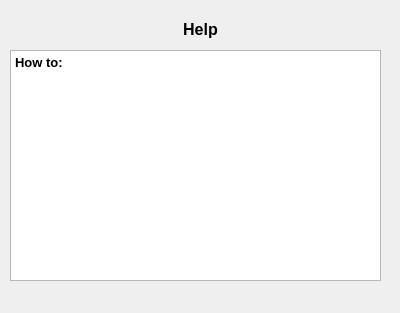
The window that src/application/manwindow.ui (mvan/4985Final) describes before a commit, drawn with Qt 5.
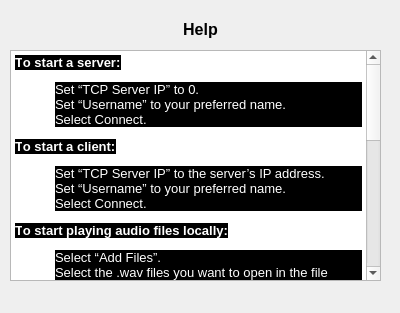
The same window after the commit. Icons and pictures are not drawn.

Commit message: added manual to man window

The edit to the form file:
```diff
--- a/src/application/manwindow.ui
+++ b/src/application/manwindow.ui
@@ -48,7 +48,35 @@
 &lt;html&gt;&lt;head&gt;&lt;meta name=&quot;qrichtext&quot; content=&quot;1&quot; /&gt;&lt;style type=&quot;text/css&quot;&gt;
 p, li { white-space: pre-wrap; }
 &lt;/style&gt;&lt;/head&gt;&lt;body style=&quot; font-family:'MS Shell Dlg 2'; font-size:8.25pt; font-weight:400; font-style:normal;&quot;&gt;
-&lt;p style=&quot; margin-top:0px; margin-bottom:0px; margin-left:0px; margin-right:0px; -qt-block-indent:0; text-indent:0px;&quot;&gt;&lt;span style=&quot; font-size:10pt; font-weight:600;&quot;&gt;How to:&lt;/span&gt;&lt;/p&gt;&lt;/body&gt;&lt;/html&gt;</string>
+&lt;p style=&quot; margin-top:0px; margin-bottom:0px; margin-left:0px; margin-right:0px; -qt-block-indent:0; text-indent:0px;&quot;&gt;&lt;a name=&quot;internal-source-marker_0.4563344977796078&quot;&gt;&lt;/a&gt;&lt;span style=&quot; font-family:'Arial'; font-size:10pt; font-weight:600; color:#ffffff; background-color:#000000;&quot;&gt;T&lt;/span&gt;&lt;span style=&quot; font-family:'Arial'; font-size:10pt; font-weight:600; color:#ffffff; background-color:#000000;&quot;&gt;o start a server:&lt;/span&gt;&lt;/p&gt;
+&lt;ol style=&quot;margin-top: 0px; margin-bottom: 0px; margin-left: 0px; margin-right: 0px; -qt-list-indent: 1;&quot;&gt;&lt;li style=&quot; font-family:'Arial'; font-size:11pt; color:#ffffff; background-color:#000000;&quot; style=&quot; margin-top:12px; margin-bottom:0px; margin-left:0px; margin-right:0px; -qt-block-indent:0; text-indent:0px;&quot;&gt;&lt;span style=&quot; font-size:10pt;&quot;&gt;Set “TCP Server IP” to 0.&lt;/span&gt;&lt;/li&gt;
+&lt;li style=&quot; font-family:'Arial'; font-size:11pt; color:#ffffff; background-color:#000000;&quot; style=&quot; margin-top:0px; margin-bottom:0px; margin-left:0px; margin-right:0px; -qt-block-indent:0; text-indent:0px;&quot;&gt;&lt;span style=&quot; font-size:10pt;&quot;&gt;Set “Username” to your preferred name.&lt;/span&gt;&lt;/li&gt;
+&lt;li style=&quot; font-family:'Arial'; font-size:11pt; color:#ffffff; background-color:#000000;&quot; style=&quot; margin-top:0px; margin-bottom:12px; margin-left:0px; margin-right:0px; -qt-block-indent:0; text-indent:0px;&quot;&gt;&lt;span style=&quot; font-size:10pt;&quot;&gt;Select Connect.&lt;/span&gt;&lt;/li&gt;&lt;/ol&gt;
+&lt;p style=&quot; margin-top:0px; margin-bottom:0px; margin-left:0px; margin-right:0px; -qt-block-indent:0; text-indent:0px;&quot;&gt;&lt;a name=&quot;internal-source-marker_0.4563344977796078&quot;&gt;&lt;/a&gt;&lt;span style=&quot; font-family:'Arial'; font-size:10pt; font-weight:600; color:#ffffff; background-color:#000000;&quot;&gt;T&lt;/span&gt;&lt;span style=&quot; font-family:'Arial'; font-size:10pt; font-weight:600; color:#ffffff; background-color:#000000;&quot;&gt;o start a client:&lt;/span&gt;&lt;/p&gt;
+&lt;ol style=&quot;margin-top: 0px; margin-bottom: 0px; margin-left: 0px; margin-right: 0px; -qt-list-indent: 1;&quot;&gt;&lt;li style=&quot; font-family:'Arial'; font-size:11pt; color:#ffffff; background-color:#000000;&quot; style=&quot; margin-top:12px; margin-bottom:0px; margin-left:0px; margin-right:0px; -qt-block-indent:0; text-indent:0px;&quot;&gt;&lt;span style=&quot; font-size:10pt;&quot;&gt;Set “TCP Server IP” to the server’s IP address.&lt;/span&gt;&lt;/li&gt;
+&lt;li style=&quot; font-family:'Arial'; font-size:11pt; color:#ffffff; background-color:#000000;&quot; style=&quot; margin-top:0px; margin-bottom:0px; margin-left:0px; margin-right:0px; -qt-block-indent:0; text-indent:0px;&quot;&gt;&lt;span style=&quot; font-size:10pt;&quot;&gt;Set “Username” to your preferred name.&lt;/span&gt;&lt;/li&gt;
+&lt;li style=&quot; font-family:'Arial'; font-size:11pt; color:#ffffff; background-color:#000000;&quot; style=&quot; margin-top:0px; margin-bottom:12px; margin-left:0px; margin-right:0px; -qt-block-indent:0; text-indent:0px;&quot;&gt;&lt;span style=&quot; font-size:10pt;&quot;&gt;Select Connect.&lt;/span&gt;&lt;/li&gt;&lt;/ol&gt;
+&lt;p style=&quot; margin-top:0px; margin-bottom:0px; margin-left:0px; margin-right:0px; -qt-block-indent:0; text-indent:0px;&quot;&gt;&lt;a name=&quot;internal-source-marker_0.4563344977796078&quot;&gt;&lt;/a&gt;&lt;span style=&quot; font-family:'Arial'; font-size:10pt; font-weight:600; color:#ffffff; background-color:#000000;&quot;&gt;T&lt;/span&gt;&lt;span style=&quot; font-family:'Arial'; font-size:10pt; font-weight:600; color:#ffffff; background-color:#000000;&quot;&gt;o start playing audio files locally:&lt;/span&gt;&lt;/p&gt;
+&lt;ol style=&quot;margin-top: 0px; margin-bottom: 0px; margin-left: 0px; margin-right: 0px; -qt-list-indent: 1;&quot;&gt;&lt;li style=&quot; font-family:'Arial'; font-size:11pt; color:#ffffff; background-color:#000000;&quot; style=&quot; margin-top:12px; margin-bottom:0px; margin-left:0px; margin-right:0px; -qt-block-indent:0; text-indent:0px;&quot;&gt;&lt;span style=&quot; font-size:10pt;&quot;&gt;Select “Add Files”.&lt;/span&gt;&lt;/li&gt;
+&lt;li style=&quot; font-family:'Arial'; font-size:11pt; color:#ffffff; background-color:#000000;&quot; style=&quot; margin-top:0px; margin-bottom:0px; margin-left:0px; margin-right:0px; -qt-block-indent:0; text-indent:0px;&quot;&gt;&lt;span style=&quot; font-size:10pt;&quot;&gt;Select the .wav files you want to open in the file dialog.&lt;/span&gt;&lt;/li&gt;
+&lt;li style=&quot; font-family:'Arial'; font-size:11pt; color:#ffffff; background-color:#000000;&quot; style=&quot; margin-top:0px; margin-bottom:0px; margin-left:0px; margin-right:0px; -qt-block-indent:0; text-indent:0px;&quot;&gt;&lt;span style=&quot; font-size:10pt;&quot;&gt;Select open.&lt;/span&gt;&lt;/li&gt;
+&lt;li style=&quot; font-family:'Arial'; font-size:11pt; color:#ffffff; background-color:#000000;&quot; style=&quot; margin-top:0px; margin-bottom:0px; margin-left:0px; margin-right:0px; -qt-block-indent:0; text-indent:0px;&quot;&gt;&lt;span style=&quot; font-size:10pt;&quot;&gt;Select the file you want to play in the “your files” list.&lt;/span&gt;&lt;/li&gt;
+&lt;li style=&quot; font-family:'Arial'; font-size:11pt; color:#ffffff; background-color:#000000;&quot; style=&quot; margin-top:0px; margin-bottom:12px; margin-left:0px; margin-right:0px; -qt-block-indent:0; text-indent:0px;&quot;&gt;&lt;span style=&quot; font-size:10pt;&quot;&gt;Select the play button.&lt;/span&gt;&lt;/li&gt;&lt;/ol&gt;
+&lt;p style=&quot; margin-top:0px; margin-bottom:12px; margin-left:0px; margin-right:0px; -qt-block-indent:0; text-indent:0px; background-color:#000000;&quot;&gt;&lt;span style=&quot; font-family:'Arial'; font-size:10pt; font-weight:600; color:#ffffff; background-color:#000000;&quot;&gt;To start streaming audio files:&lt;/span&gt;&lt;/p&gt;
+&lt;ol style=&quot;margin-top: 0px; margin-bottom: 0px; margin-left: 0px; margin-right: 0px; -qt-list-indent: 1;&quot;&gt;&lt;li style=&quot; font-family:'Arial'; font-size:11pt; color:#ffffff; background-color:#000000;&quot; style=&quot; margin-top:12px; margin-bottom:0px; margin-left:0px; margin-right:0px; -qt-block-indent:0; text-indent:0px;&quot;&gt;&lt;span style=&quot; font-size:10pt;&quot;&gt;Make sure the server has added audio files.&lt;/span&gt;&lt;/li&gt;
+&lt;li style=&quot; font-family:'Arial'; font-size:11pt; color:#ffffff; background-color:#000000;&quot; style=&quot; margin-top:0px; margin-bottom:0px; margin-left:0px; margin-right:0px; -qt-block-indent:0; text-indent:0px;&quot;&gt;&lt;span style=&quot; font-size:10pt;&quot;&gt;Select a file in the “other files” list.&lt;/span&gt;&lt;/li&gt;
+&lt;li style=&quot; font-family:'Arial'; font-size:11pt; color:#ffffff; background-color:#000000;&quot; style=&quot; margin-top:0px; margin-bottom:12px; margin-left:0px; margin-right:0px; -qt-block-indent:0; text-indent:0px;&quot;&gt;&lt;span style=&quot; font-size:10pt;&quot;&gt;Press the “Stream File” button.&lt;/span&gt;&lt;/li&gt;&lt;/ol&gt;
+&lt;p style=&quot; margin-top:0px; margin-bottom:0px; margin-left:0px; margin-right:0px; -qt-block-indent:0; text-indent:0px;&quot;&gt;&lt;span style=&quot; font-family:'Arial'; font-size:10pt; font-weight:600; color:#ffffff; background-color:#000000;&quot;&gt;To transfer a file from the server:&lt;/span&gt;&lt;/p&gt;
+&lt;ol style=&quot;margin-top: 0px; margin-bottom: 0px; margin-left: 0px; margin-right: 0px; -qt-list-indent: 1;&quot;&gt;&lt;li style=&quot; font-family:'Arial'; font-size:11pt; color:#ffffff; background-color:#000000;&quot; style=&quot; margin-top:12px; margin-bottom:0px; margin-left:0px; margin-right:0px; -qt-block-indent:0; text-indent:0px;&quot;&gt;&lt;span style=&quot; font-size:10pt;&quot;&gt;Make sure the server has added audio files.&lt;/span&gt;&lt;/li&gt;
+&lt;li style=&quot; font-family:'Arial'; font-size:11pt; color:#ffffff; background-color:#000000;&quot; style=&quot; margin-top:0px; margin-bottom:0px; margin-left:0px; margin-right:0px; -qt-block-indent:0; text-indent:0px;&quot;&gt;&lt;span style=&quot; font-size:10pt;&quot;&gt;Select a file in the “other files” list.&lt;/span&gt;&lt;/li&gt;
+&lt;li style=&quot; font-family:'Arial'; font-size:11pt; color:#ffffff; background-color:#000000;&quot; style=&quot; margin-top:0px; margin-bottom:0px; margin-left:0px; margin-right:0px; -qt-block-indent:0; text-indent:0px;&quot;&gt;&lt;span style=&quot; font-size:10pt;&quot;&gt;Press the “Transfer File” button.&lt;/span&gt;&lt;/li&gt;
+&lt;li style=&quot; font-family:'Arial'; font-size:11pt; color:#ffffff; background-color:#000000;&quot; style=&quot; margin-top:0px; margin-bottom:0px; margin-left:0px; margin-right:0px; -qt-block-indent:0; text-indent:0px;&quot;&gt;&lt;span style=&quot; font-size:10pt;&quot;&gt;Enter a filename (example.wav).&lt;/span&gt;&lt;/li&gt;
+&lt;li style=&quot; font-family:'Arial'; font-size:11pt; color:#ffffff; background-color:#000000;&quot; style=&quot; margin-top:0px; margin-bottom:12px; margin-left:0px; margin-right:0px; -qt-block-indent:0; text-indent:0px;&quot;&gt;&lt;span style=&quot; font-size:10pt;&quot;&gt;Select Save.&lt;/span&gt;&lt;/li&gt;&lt;/ol&gt;
+&lt;p style=&quot; margin-top:0px; margin-bottom:0px; margin-left:0px; margin-right:0px; -qt-block-indent:0; text-indent:0px;&quot;&gt;&lt;a name=&quot;internal-source-marker_0.4563344977796078&quot;&gt;&lt;/a&gt;&lt;span style=&quot; font-family:'Arial'; font-size:10pt; font-weight:600; color:#ffffff; background-color:#000000;&quot;&gt;T&lt;/span&gt;&lt;span style=&quot; font-family:'Arial'; font-size:10pt; font-weight:600; color:#ffffff; background-color:#000000;&quot;&gt;o start using the microphone:&lt;/span&gt;&lt;/p&gt;
+&lt;ol style=&quot;margin-top: 0px; margin-bottom: 0px; margin-left: 0px; margin-right: 0px; -qt-list-indent: 1;&quot;&gt;&lt;li style=&quot; font-family:'Arial'; font-size:10pt; color:#ffffff; background-color:#000000;&quot; style=&quot; margin-top:12px; margin-bottom:12px; margin-left:0px; margin-right:0px; -qt-block-indent:0; text-indent:0px;&quot;&gt;&lt;span style=&quot; font-size:medium;&quot;&gt;Press the turn on button.&lt;/span&gt;&lt;/li&gt;&lt;/ol&gt;
+&lt;p style=&quot; margin-top:0px; margin-bottom:0px; margin-left:0px; margin-right:0px; -qt-block-indent:0; text-indent:0px;&quot;&gt;&lt;a name=&quot;internal-source-marker_0.4563344977796078&quot;&gt;&lt;/a&gt;&lt;span style=&quot; font-family:'Arial'; font-size:10pt; font-weight:600; color:#ffffff; background-color:#000000;&quot;&gt;T&lt;/span&gt;&lt;span style=&quot; font-family:'Arial'; font-size:10pt; font-weight:600; color:#ffffff; background-color:#000000;&quot;&gt;o send messages to other clients:&lt;/span&gt;&lt;/p&gt;
+&lt;ol style=&quot;margin-top: 0px; margin-bottom: 0px; margin-left: 0px; margin-right: 0px; -qt-list-indent: 1;&quot;&gt;&lt;li style=&quot; font-family:'Arial'; font-size:11pt; color:#ffffff; background-color:#000000;&quot; style=&quot; margin-top:12px; margin-bottom:0px; margin-left:0px; margin-right:0px; -qt-block-indent:0; text-indent:0px;&quot;&gt;&lt;span style=&quot; font-size:10pt;&quot;&gt;Type your message in the text box at the bottom.&lt;/span&gt;&lt;/li&gt;
+&lt;li style=&quot; font-family:'Arial'; font-size:11pt; color:#ffffff; background-color:#000000;&quot; style=&quot; margin-top:0px; margin-bottom:12px; margin-left:0px; margin-right:0px; -qt-block-indent:0; text-indent:0px;&quot;&gt;&lt;span style=&quot; font-size:10pt;&quot;&gt;Press the Send Button.&lt;/span&gt;&lt;/li&gt;&lt;/ol&gt;&lt;/body&gt;&lt;/html&gt;</string>
    </property>
   </widget>
  </widget>
```
